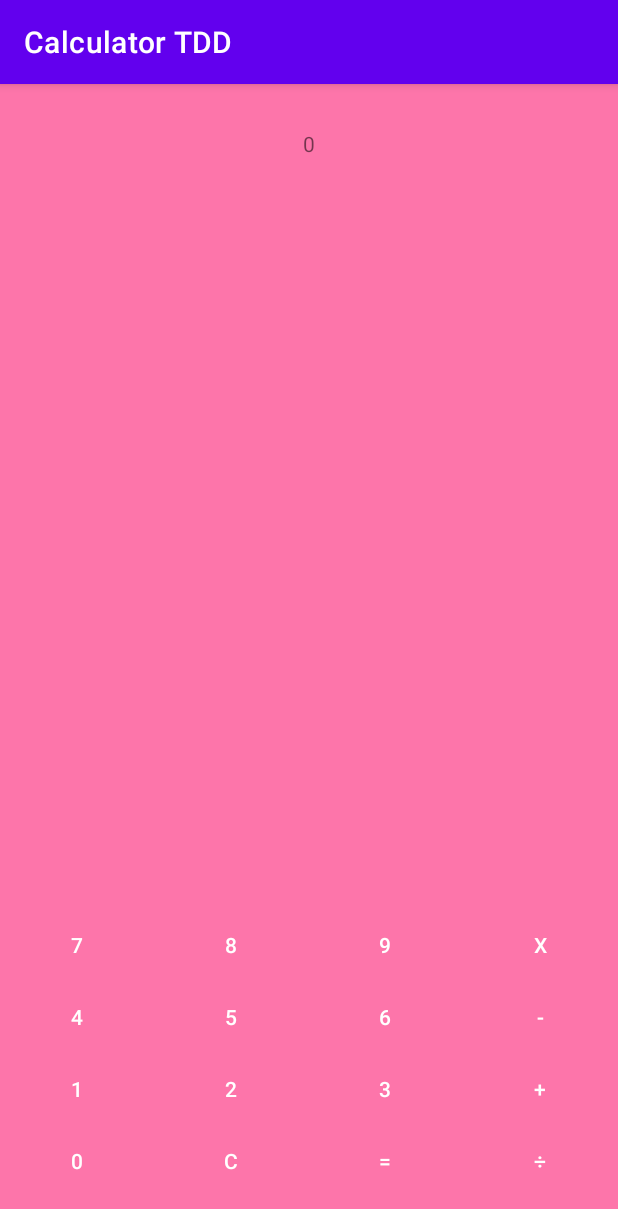
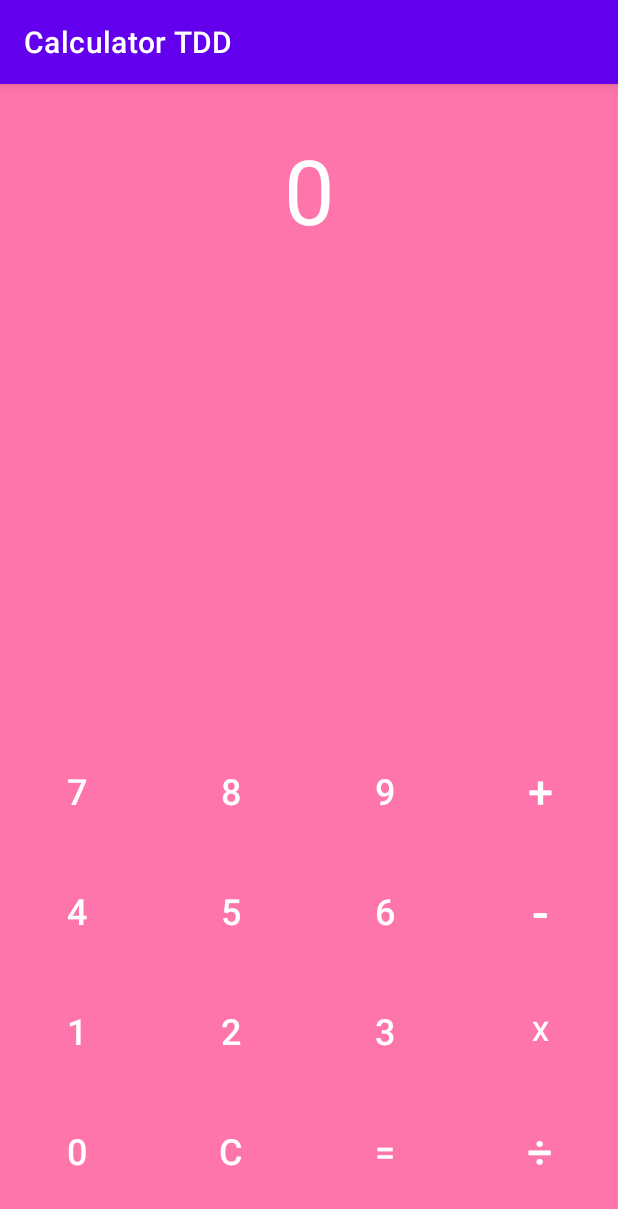
Before and after one commit to geormary/CalculatorTDD, an Android app: the screen it shows after launch (MainActivity), on a phone screen of 412 x 824 dp. Shown: the top 1209 px of the screen. Run offline under Robolectric (Android 15) with nearby library versions, the phone set to English and light mode, and no system bars.

Commit message:
cleaned up buttons

```diff
--- a/app/src/main/java/com/example/calculatortdd/MainActivity.java
+++ b/app/src/main/java/com/example/calculatortdd/MainActivity.java
@@ -24,10 +24,10 @@ public class MainActivity extends AppCompatActivity {
         findViewById(R.id.but7).setOnClickListener(e -> press("7"));
         findViewById(R.id.but8).setOnClickListener(e -> press("8"));
         findViewById(R.id.but9).setOnClickListener(e -> press("9"));
-        findViewById(R.id.butadd).setOnClickListener(e -> press("+"));
+        findViewById(R.id.butmult).setOnClickListener(e -> press("*"));
         findViewById(R.id.butminus).setOnClickListener(e -> press("-"));
         findViewById(R.id.butdivide).setOnClickListener(e -> press("/"));
-        findViewById(R.id.butmult).setOnClickListener(e -> press("*"));
+        findViewById(R.id.butadd).setOnClickListener(e -> press("+"));
         findViewById(R.id.butequals).setOnClickListener(e -> press("="));
         findViewById(R.id.butclear).setOnClickListener(e -> press("c"));
 
--- a/app/src/main/res/layout/activity_main.xml
+++ b/app/src/main/res/layout/activity_main.xml
@@ -17,150 +17,170 @@
 
         <TableRow
             android:layout_width="match_parent"
-            android:layout_height="match_parent">
+            android:layout_height="match_parent"
+            android:minHeight="80dp">
 
             <Button
                 android:id="@+id/but7"
                 style="@style/Widget.AppCompat.Button.Borderless"
                 android:layout_width="0dp"
-                android:layout_height="wrap_content"
+                android:layout_height="match_parent"
                 android:layout_weight="1"
-                android:text="@string/seven" />
+                android:text="@string/seven"
+                android:textSize="24sp" />
 
             <Button
                 android:id="@+id/but8"
                 style="@style/Widget.AppCompat.Button.Borderless"
                 android:layout_width="0dp"
-                android:layout_height="wrap_content"
+                android:layout_height="match_parent"
                 android:layout_weight="1"
-                android:text="@string/eight" />
+                android:text="@string/eight"
+                android:textSize="24sp" />
 
             <Button
                 android:id="@+id/but9"
                 style="@style/Widget.AppCompat.Button.Borderless"
                 android:layout_width="0dp"
-                android:layout_height="wrap_content"
+                android:layout_height="match_parent"
                 android:layout_weight="1"
-                android:text="@string/nine" />
+                android:text="@string/nine"
+                android:textSize="24sp" />
+
+            <Button
+                android:id="@+id/butadd"
+                style="@style/Widget.AppCompat.Button.Borderless"
+                android:layout_width="0dp"
+                android:layout_height="match_parent"
+                android:layout_weight="1"
+                android:text="@string/add"
+                android:textSize="30sp" />
+        </TableRow>
+
+        <TableRow
+            android:layout_width="match_parent"
+            android:layout_height="match_parent"
+            android:minHeight="80dp">
+
+            <Button
+                android:id="@+id/but4"
+                style="@style/Widget.AppCompat.Button.Borderless"
+                android:layout_width="0dp"
+                android:layout_height="match_parent"
+                android:layout_weight="1"
+                android:text="@string/four"
+                android:textSize="24sp" />
+
+            <Button
+                android:id="@+id/but5"
+                style="@style/Widget.AppCompat.Button.Borderless"
+                android:layout_width="0dp"
+                android:layout_height="match_parent"
+                android:layout_weight="1"
+                android:text="@string/five"
+                android:textSize="24sp" />
+
+            <Button
+                android:id="@+id/but6"
+                style="@style/Widget.AppCompat.Button.Borderless"
+                android:layout_width="0dp"
+                android:layout_height="match_parent"
+                android:layout_weight="1"
+                android:text="@string/six"
+                android:textSize="24sp" />
+
+            <Button
+                android:id="@+id/butminus"
+                style="@style/Widget.AppCompat.Button.Borderless"
+                android:layout_width="0dp"
+                android:layout_height="match_parent"
+                android:layout_weight="1"
+                android:text="@string/subtract"
+                android:textSize="34sp" />
+        </TableRow>
+
+        <TableRow
+            android:layout_width="match_parent"
+            android:layout_height="match_parent"
+            android:minHeight="80dp">
+
+            <Button
+                android:id="@+id/but1"
+                style="@style/Widget.AppCompat.Button.Borderless"
+                android:layout_width="0dp"
+                android:layout_height="match_parent"
+                android:layout_weight="1"
+                android:text="@string/one"
+                android:textSize="24sp" />
+
+            <Button
+                android:id="@+id/but2"
+                style="@style/Widget.AppCompat.Button.Borderless"
+                android:layout_width="0dp"
+                android:layout_height="match_parent"
+                android:layout_weight="1"
+                android:text="@string/two"
+                android:textSize="24sp" />
+
+            <Button
+                android:id="@+id/but3"
+                style="@style/Widget.AppCompat.Button.Borderless"
+                android:layout_width="0dp"
+                android:layout_height="match_parent"
+                android:layout_weight="1"
+                android:text="@string/three"
+                android:textSize="24sp" />
 
             <Button
                 android:id="@+id/butmult"
                 style="@style/Widget.AppCompat.Button.Borderless"
                 android:layout_width="0dp"
-                android:layout_height="wrap_content"
+                android:layout_height="match_parent"
                 android:layout_weight="1"
-                android:text="@string/multiply" />
+                android:text="@string/multiply"
+                android:textSize="18sp" />
         </TableRow>
 
         <TableRow
             android:layout_width="match_parent"
-            android:layout_height="match_parent">
-
-            <Button
-                android:id="@+id/but4"
-                style="@style/Widget.AppCompat.Button.Borderless"
-                android:layout_width="0dp"
-                android:layout_height="wrap_content"
-                android:layout_weight="1"
-                android:text="@string/four" />
-
-            <Button
-                android:id="@+id/but5"
-                style="@style/Widget.AppCompat.Button.Borderless"
-                android:layout_width="0dp"
-                android:layout_height="wrap_content"
-                android:layout_weight="1"
-                android:text="@string/five" />
-
-            <Button
-                android:id="@+id/but6"
-                style="@style/Widget.AppCompat.Button.Borderless"
-                android:layout_width="0dp"
-                android:layout_height="wrap_content"
-                android:layout_weight="1"
-                android:text="@string/six" />
-
-            <Button
-                android:id="@+id/butminus"
-                style="@style/Widget.AppCompat.Button.Borderless"
-                android:layout_width="0dp"
-                android:layout_height="wrap_content"
-                android:layout_weight="1"
-                android:text="@string/subtract" />
-        </TableRow>
-
-        <TableRow
-            android:layout_width="match_parent"
-            android:layout_height="match_parent">
-
-            <Button
-                android:id="@+id/but1"
-                style="@style/Widget.AppCompat.Button.Borderless"
-                android:layout_width="0dp"
-                android:layout_height="wrap_content"
-                android:layout_weight="1"
-                android:text="@string/one" />
-
-            <Button
-                android:id="@+id/but2"
-                style="@style/Widget.AppCompat.Button.Borderless"
-                android:layout_width="0dp"
-                android:layout_height="wrap_content"
-                android:layout_weight="1"
-                android:text="@string/two" />
-
-            <Button
-                android:id="@+id/but3"
-                style="@style/Widget.AppCompat.Button.Borderless"
-                android:layout_width="0dp"
-                android:layout_height="wrap_content"
-                android:layout_weight="1"
-                android:text="@string/three" />
-
-            <Button
-                android:id="@+id/butadd"
-                style="@style/Widget.AppCompat.Button.Borderless"
-                android:layout_width="0dp"
-                android:layout_height="wrap_content"
-                android:layout_weight="1"
-                android:text="@string/add" />
-        </TableRow>
-
-        <TableRow
-            android:layout_width="match_parent"
-            android:layout_height="match_parent">
+            android:layout_height="match_parent"
+            android:minHeight="80dp">
 
             <Button
                 android:id="@+id/but0"
                 style="@style/Widget.AppCompat.Button.Borderless"
                 android:layout_width="0dp"
-                android:layout_height="wrap_content"
+                android:layout_height="match_parent"
                 android:layout_weight="1"
-                android:text="@string/zero" />
+                android:text="@string/zero"
+                android:textSize="24sp" />
 
             <Button
                 android:id="@+id/butclear"
                 style="@style/Widget.AppCompat.Button.Borderless"
                 android:layout_width="0dp"
-                android:layout_height="wrap_content"
+                android:layout_height="match_parent"
                 android:layout_weight="1"
-                android:text="@string/clear" />
+                android:text="@string/clear"
+                android:textSize="24sp" />
 
             <Button
                 android:id="@+id/butequals"
                 style="@style/Widget.AppCompat.Button.Borderless"
                 android:layout_width="0dp"
-                android:layout_height="wrap_content"
+                android:layout_height="match_parent"
                 android:layout_weight="1"
-                android:text="@string/equals" />
+                android:text="@string/equals"
+                android:textSize="24sp" />
 
             <Button
                 android:id="@+id/butdivide"
                 style="@style/Widget.AppCompat.Button.Borderless"
                 android:layout_width="0dp"
-                android:layout_height="wrap_content"
+                android:layout_height="match_parent"
                 android:layout_weight="1"
-                android:text="@string/divide" />
+                android:text="@string/divide"
+                android:textSize="30sp" />
         </TableRow>
     </TableLayout>
 
@@ -170,6 +190,8 @@
         android:layout_height="wrap_content"
         android:layout_marginTop="30dp"
         android:text="@string/display"
+        android:textColor="@color/white"
+        android:textSize="60sp"
         app:layout_constraintEnd_toEndOf="parent"
         app:layout_constraintStart_toStartOf="parent"
         app:layout_constraintTop_toTopOf="parent" />
--- a/app/src/main/res/values/strings.xml
+++ b/app/src/main/res/values/strings.xml
@@ -11,12 +11,12 @@
     <string name ="eight">8</string>
     <string name ="nine">9</string>
 
-    <string name ="clear">C</string>
+    <string name="clear">c</string>
     <string name ="equals">=</string>
     <string name ="add">+</string>
     <string name="subtract">-</string>
     <string name="divide">÷</string>
     <string name ="multiply">x</string>
-    <string name = "display"> Enter a value</string>
+    <string name="display"> 0 </string>
     <string name="backspace"></string>
 </resources>
```
